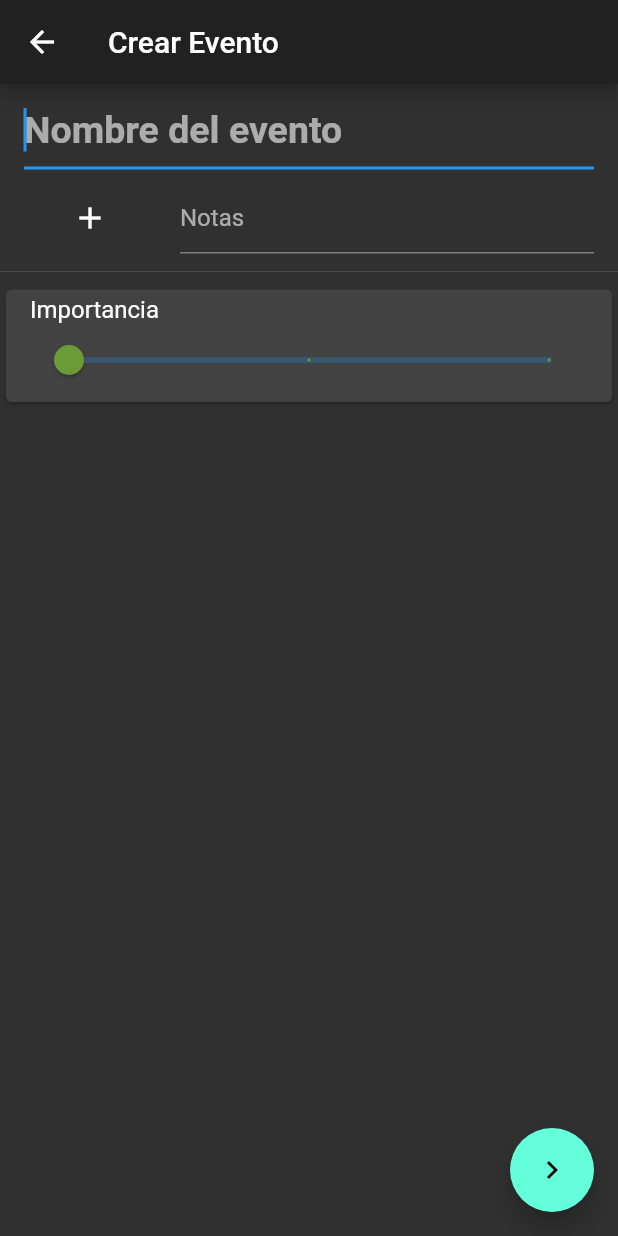
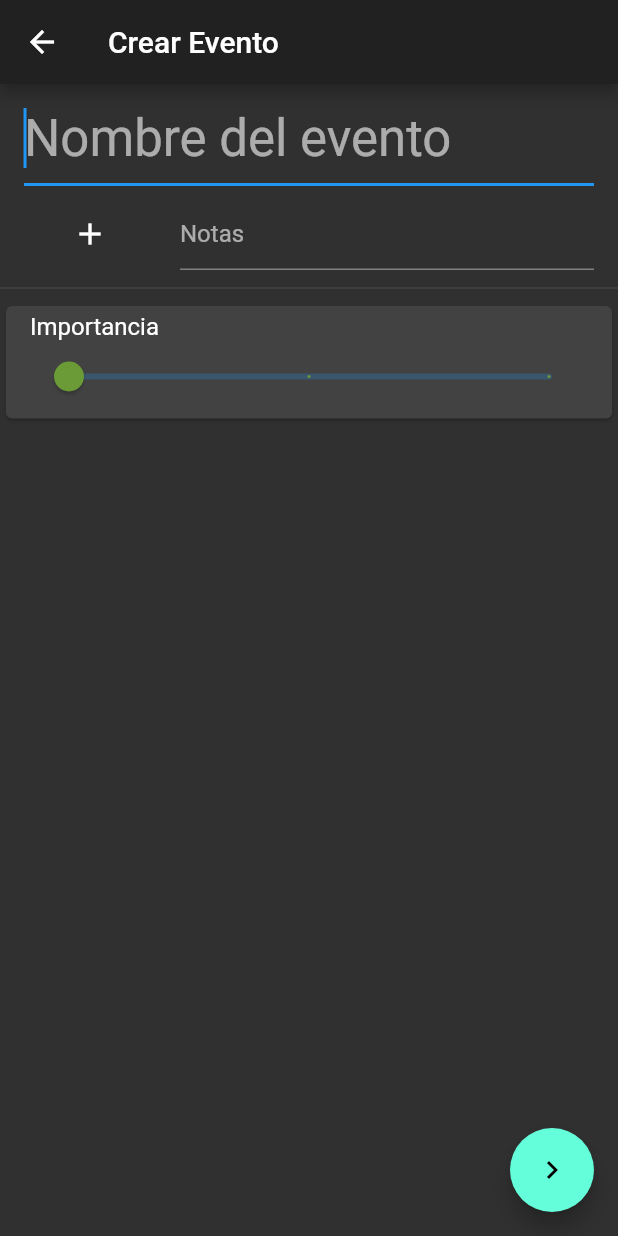
Before and after one commit to LucasNahuelGarcia/scheduler, a Flutter app: the screen it shows after launch, after a tap on the "add" icon, on a phone screen of 412 x 824 dp. Run offline on Flutter 3.47's test engine with Material 2 defaults, Android fonts, the phone set to English and light mode, and no system bars.

Commit message:
cambie CrearEvento a NombreEvento

```diff
--- a/lib/src/app.dart
+++ b/lib/src/app.dart
@@ -2,7 +2,7 @@ import 'package:flutter/material.dart';
 import 'package:provider/provider.dart';
 import 'package:scheduler/src/io/TemaEventos/TemaEventos.dart';
 import 'package:scheduler/src/io/vistas/ListaEventos.dart';
-import 'package:scheduler/src/io/vistas/CrearEvento.dart';
+import 'package:scheduler/src/io/vistas/NombreEvento.dart';
 import 'package:scheduler/src/storage/storage.dart';
 
 class MyApp extends StatelessWidget {
@@ -25,7 +25,7 @@ class MyApp extends StatelessWidget {
         home: ListaEventos(),
         routes: <String, WidgetBuilder>{
           "ListaEventos": (BuildContext context) => ListaEventos(),
-          "CrearEvento": (BuildContext context) => CrearEvento(),
+          "CrearEvento": (BuildContext context) => NombreEvento(),
         },
       ),
     );
--- a/lib/src/io/componentesVista/SelectorImportanciaEvento.dart
+++ b/lib/src/io/componentesVista/SelectorImportanciaEvento.dart
@@ -30,10 +30,7 @@ class StateSelectorImportanciaEvento extends State<SelectorImportanciaEvento> {
   double _value = 0;
   @override
   Widget build(BuildContext context) {
-    return SliderTheme(
-      data: SliderThemeData(),
-      child: Slider(
-        label: "Importancia",
+    return Slider(
       activeColor: colores[_value.toInt()],
       value: _value.toDouble(),
       divisions: colores.length - 1,
@@ -45,7 +42,6 @@ class StateSelectorImportanciaEvento extends State<SelectorImportanciaEvento> {
       },
       min: 0,
       max: colores.length.toDouble() - 1,
-      ),
     );
   }
 }
--- a/lib/src/io/vistas/CrearEvento.dart
+++ b/lib/src/io/vistas/NombreEvento.dart
@@ -6,7 +6,7 @@ import 'package:scheduler/src/io/vistas/FechaEvento.dart';
 import 'package:scheduler/src/storage/Evento/Evento.dart';
 import 'package:scheduler/src/storage/storage.dart';
 
-class CrearEvento extends StatelessWidget {
+class NombreEvento extends StatelessWidget {
   final _globalKey = new GlobalKey<FormState>();
   final _evento = new Evento(titulo: "", eventBehaviour: null, importancia: 0);
 
@@ -33,11 +33,11 @@ class CrearEvento extends StatelessWidget {
 
   @override
   Widget build(BuildContext context) {
-    FocusNode focusNode = FocusNode();
-
     return Scaffold(
       floatingActionButton: FloatingActionButton(
-        onPressed: () => submitForm(context),
+        onPressed: () {
+          submitForm(context);
+        },
         child: Icon(Icons.navigate_next),
       ),
       appBar: AppBar(
@@ -50,10 +50,9 @@ class CrearEvento extends StatelessWidget {
             ListTile(
               title: TextFormField(
                 autofocus: true,
-                onFieldSubmitted: (s) => focusNode.requestFocus(),
                 keyboardType: TextInputType.name,
                 decoration: InputDecoration(hintText: "Nombre del evento"),
-                style: TextStyle(fontSize: 25, fontWeight: FontWeight.bold),
+                style: Theme.of(context).textTheme.headline4,
                 textCapitalization: TextCapitalization.sentences,
                 validator: (s) {
                   String res;
@@ -71,19 +70,24 @@ class CrearEvento extends StatelessWidget {
                 onPressed: () {},
               ),
               title: TextFormField(
-                focusNode: focusNode,
                 decoration: InputDecoration(hintText: "Notas"),
               ),
             ),
             Divider(),
             Card(
               child: ListTile(
-                title: Text(
-                  "Importancia",
-                ),
-                subtitle: SelectorImportanciaEvento(
-                  colores: Provider.of<TemaEventos>(context).colores,
-                  onChanged: (val) => _evento.importancia = val,
+                title: Column(
+                  crossAxisAlignment: CrossAxisAlignment.stretch,
+                  children: [
+                    Text(
+                      "Importancia",
+                      style: Theme.of(context).textTheme.subtitle1,
+                    ),
+                    SelectorImportanciaEvento(
+                      colores: Provider.of<TemaEventos>(context).colores,
+                      onChanged: (val) => _evento.importancia = val,
+                    ),
+                  ],
                 ),
               ),
             ),
--- a/lib/src/storage/Evento/Evento.dart
+++ b/lib/src/storage/Evento/Evento.dart
@@ -7,8 +7,9 @@ enum TipoDeEvento {
 }
 
 class Evento {
-  String titulo = "evento sin titulo";
-  int importancia = 0;
+  String titulo;
+  int importancia;
+  List<String> notas;
 
   EventBehaviour eventBehaviour;
 
@@ -16,5 +17,6 @@ class Evento {
     @required this.titulo,
     @required this.eventBehaviour,
     @required this.importancia,
+    this.notas,
   });
 }
```
Lines whose indentation alone changed are shown as unchanged.
